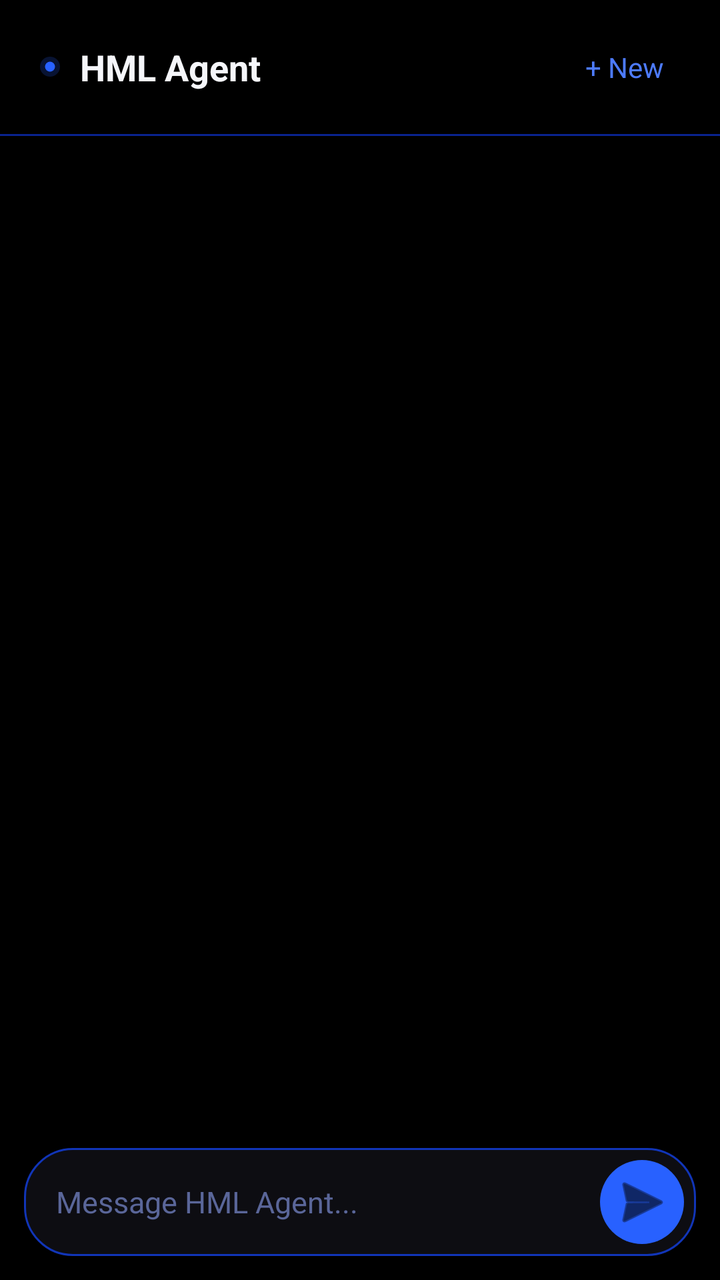
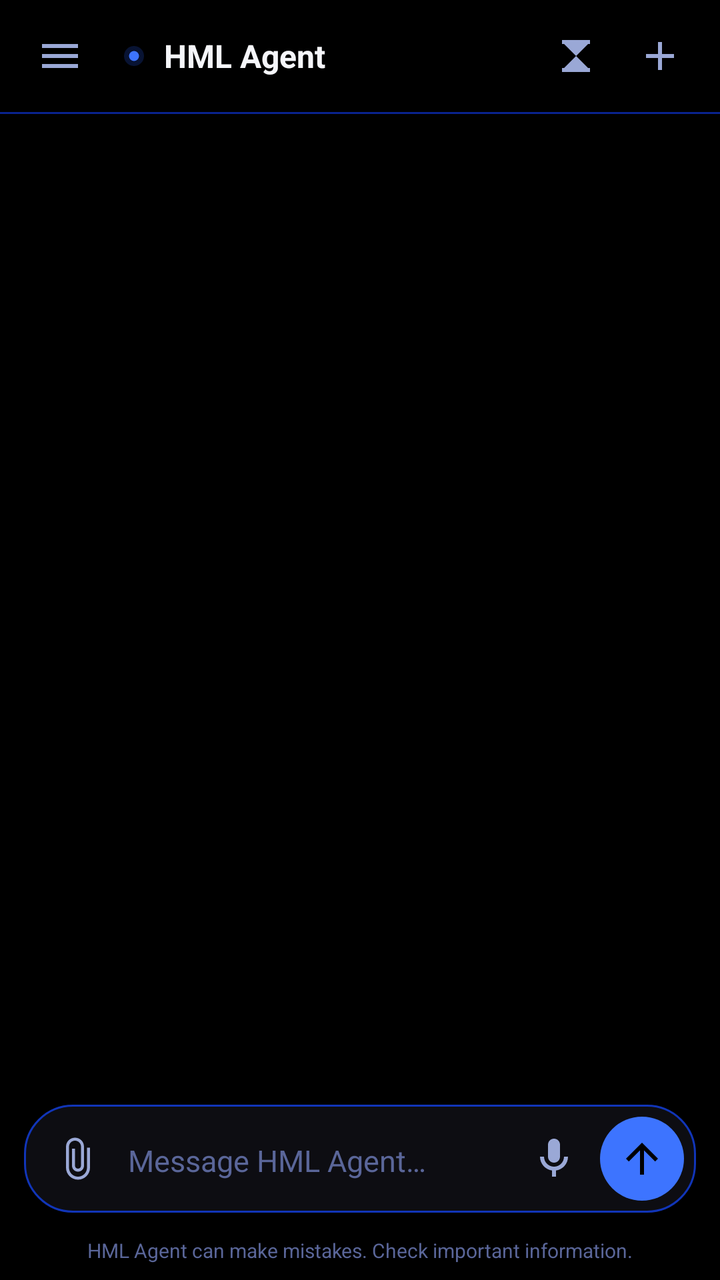

Before-and-after screenshots of an Android layout around one commit, followed by the original layout XML and the change that was made.
<!-- AndroidManifest.xml: application theme Theme.HMLAgent -->
<!-- res/layout/activity_main.xml -->
<?xml version="1.0" encoding="utf-8"?>
<androidx.constraintlayout.widget.ConstraintLayout xmlns:android="http://schemas.android.com/apk/res/android"
    xmlns:app="http://schemas.android.com/apk/res-auto"
    android:layout_width="match_parent"
    android:layout_height="match_parent"
    android:background="@color/bg_black">

    
    <LinearLayout
        android:id="@+id/topBar"
        android:layout_width="0dp"
        android:layout_height="wrap_content"
        android:orientation="horizontal"
        android:gravity="center_vertical"
        android:paddingHorizontal="20dp"
        android:paddingVertical="16dp"
        android:background="@color/bg_black"
        app:layout_constraintTop_toTopOf="parent"
        app:layout_constraintStart_toStartOf="parent"
        app:layout_constraintEnd_toEndOf="parent">

        <ImageView
            android:layout_width="10dp"
            android:layout_height="10dp"
            android:layout_marginEnd="10dp"
            android:src="@drawable/status_dot_glow" />

        <TextView
            android:layout_width="0dp"
            android:layout_height="wrap_content"
            android:layout_weight="1"
            android:text="HML Agent"
            android:textColor="@color/text_primary"
            android:textSize="18sp"
            android:textStyle="bold" />

        <TextView
            android:id="@+id/newChatButton"
            android:layout_width="wrap_content"
            android:layout_height="wrap_content"
            android:text="+ New"
            android:textColor="@color/blue_glow"
            android:textSize="14sp"
            android:padding="8dp"
            android:clickable="true"
            android:focusable="true"
            android:background="?attr/selectableItemBackgroundBorderless" />

    </LinearLayout>

    <View
        android:id="@+id/topDivider"
        android:layout_width="0dp"
        android:layout_height="1dp"
        android:background="@color/blue_deeper"
        app:layout_constraintTop_toBottomOf="@id/topBar"
        app:layout_constraintStart_toStartOf="parent"
        app:layout_constraintEnd_toEndOf="parent" />

    
    <androidx.recyclerview.widget.RecyclerView
        android:id="@+id/messageList"
        android:layout_width="0dp"
        android:layout_height="0dp"
        android:clipToPadding="false"
        android:paddingHorizontal="16dp"
        android:paddingTop="16dp"
        android:paddingBottom="16dp"
        app:layout_constraintTop_toBottomOf="@id/topDivider"
        app:layout_constraintBottom_toTopOf="@id/composerWrap"
        app:layout_constraintStart_toStartOf="parent"
        app:layout_constraintEnd_toEndOf="parent" />

    
    <LinearLayout
        android:id="@+id/composerWrap"
        android:layout_width="0dp"
        android:layout_height="wrap_content"
        android:orientation="horizontal"
        android:gravity="center_vertical"
        android:background="@drawable/composer_bg"
        android:padding="6dp"
        android:layout_margin="12dp"
        app:layout_constraintBottom_toBottomOf="parent"
        app:layout_constraintStart_toStartOf="parent"
        app:layout_constraintEnd_toEndOf="parent">

        <EditText
            android:id="@+id/messageInput"
            android:layout_width="0dp"
            android:layout_height="wrap_content"
            android:layout_weight="1"
            android:layout_marginStart="10dp"
            android:background="@null"
            android:hint="Message HML Agent..."
            android:textColorHint="@color/text_muted"
            android:textColor="@color/text_primary"
            android:textSize="15sp"
            android:maxLines="5"
            android:inputType="textMultiLine|textCapSentences"
            android:paddingVertical="10dp" />

        <ImageButton
            android:id="@+id/sendButton"
            android:layout_width="42dp"
            android:layout_height="42dp"
            android:background="@drawable/send_button_bg"
            android:src="@android:drawable/ic_menu_send"
            android:contentDescription="Send"
            android:tint="@color/bg_black"
            android:padding="10dp" />

    </LinearLayout>

</androidx.constraintlayout.widget.ConstraintLayout>
<!-- resources referenced by this layout -->
<resources>
  <color name="blue_glow">#4d7bff</color>
  <color name="blue_bright">#2861ff</color>
  <!-- unchanged entries left out for length: 10 -->
</resources>

<!-- the commit's change to res/layout/activity_main.xml (unified diff, before → after) -->
@@ -1,115 +1,375 @@
 <?xml version="1.0" encoding="utf-8"?>
-<androidx.constraintlayout.widget.ConstraintLayout xmlns:android="http://schemas.android.com/apk/res/android"
+<androidx.drawerlayout.widget.DrawerLayout xmlns:android="http://schemas.android.com/apk/res/android"
     xmlns:app="http://schemas.android.com/apk/res-auto"
+    android:id="@+id/drawerLayout"
     android:layout_width="match_parent"
-    android:layout_height="match_parent"
-    android:background="@color/bg_black">
+    android:layout_height="match_parent">
+
+    
+    <androidx.constraintlayout.widget.ConstraintLayout
+        android:layout_width="match_parent"
+        android:layout_height="match_parent"
+        android:background="@color/bg_black">
+
+        
+        <LinearLayout
+            android:id="@+id/topBar"
+            android:layout_width="0dp"
+            android:layout_height="wrap_content"
+            android:orientation="horizontal"
+            android:gravity="center_vertical"
+            android:paddingHorizontal="10dp"
+            android:paddingVertical="8dp"
+            android:background="@color/bg_black"
+            app:layout_constraintTop_toTopOf="parent"
+            app:layout_constraintStart_toStartOf="parent"
+            app:layout_constraintEnd_toEndOf="parent">
+
+            
+            <ImageButton
+                android:id="@+id/menuButton"
+                android:layout_width="40dp"
+                android:layout_height="40dp"
+                android:background="@drawable/icon_btn_bg"
+                android:padding="9dp"
+                android:src="@drawable/ic_menu"
+                android:tint="@color/text_secondary"
+                android:contentDescription="@string/recent" />
+
+            <ImageView
+                android:layout_width="10dp"
+                android:layout_height="10dp"
+                android:layout_marginStart="12dp"
+                android:layout_marginEnd="10dp"
+                android:src="@drawable/status_dot_glow" />
+
+            <TextView
+                android:layout_width="0dp"
+                android:layout_height="wrap_content"
+                android:layout_weight="1"
+                android:text="@string/app_name"
+                android:textColor="@color/text_primary"
+                android:textSize="16sp"
+                android:textStyle="bold" />
+
+            
+            <ImageButton
+                android:id="@+id/temporaryChatButton"
+                android:layout_width="40dp"
+                android:layout_height="40dp"
+                android:layout_marginEnd="2dp"
+                android:background="@drawable/icon_btn_bg"
+                android:padding="9dp"
+                android:src="@drawable/ic_temporary"
+                android:tint="@color/text_secondary"
+                android:contentDescription="@string/temporary_chat" />
+
+            <ImageButton
+                android:id="@+id/newChatButton"
+                android:layout_width="40dp"
+                android:layout_height="40dp"
+                android:background="@drawable/icon_btn_bg"
+                android:padding="9dp"
+                android:src="@drawable/ic_add"
+                android:tint="@color/text_secondary"
+                android:contentDescription="@string/new_chat" />
+
+        </LinearLayout>
+
+        <View
+            android:id="@+id/topDivider"
+            android:layout_width="0dp"
+            android:layout_height="1dp"
+            android:background="@color/blue_deeper"
+            app:layout_constraintTop_toBottomOf="@id/topBar"
+            app:layout_constraintStart_toStartOf="parent"
+            app:layout_constraintEnd_toEndOf="parent" />
+
+        
+        <TextView
+            android:id="@+id/temporaryBanner"
+            android:layout_width="0dp"
+            android:layout_height="wrap_content"
+            android:layout_marginHorizontal="12dp"
+            android:layout_marginTop="10dp"
+            android:background="@drawable/chip_bg"
+            android:gravity="center"
+            android:paddingVertical="7dp"
+            android:text="@string/temporary_chat_banner"
+            android:textColor="@color/text_secondary"
+            android:textSize="12sp"
+            android:visibility="gone"
+            app:layout_constraintTop_toBottomOf="@id/topDivider"
+            app:layout_constraintStart_toStartOf="parent"
+            app:layout_constraintEnd_toEndOf="parent" />
+
+        
+        <androidx.recyclerview.widget.RecyclerView
+            android:id="@+id/messageList"
+            android:layout_width="0dp"
+            android:layout_height="0dp"
+            android:clipToPadding="false"
+            android:paddingHorizontal="16dp"
+            android:paddingTop="16dp"
+            android:paddingBottom="16dp"
+            app:layout_constraintTop_toBottomOf="@id/temporaryBanner"
+            app:layout_constraintBottom_toTopOf="@id/composerContainer"
+            app:layout_constraintStart_toStartOf="parent"
+            app:layout_constraintEnd_toEndOf="parent" />
+
+        
+        <LinearLayout
+            android:id="@+id/composerContainer"
+            android:layout_width="0dp"
+            android:layout_height="wrap_content"
+            android:orientation="vertical"
+            app:layout_constraintBottom_toBottomOf="parent"
+            app:layout_constraintStart_toStartOf="parent"
+            app:layout_constraintEnd_toEndOf="parent">
+
+            <HorizontalScrollView
+                android:id="@+id/attachmentsScroll"
+                android:layout_width="match_parent"
+                android:layout_height="wrap_content"
+                android:layout_marginHorizontal="12dp"
+                android:layout_marginBottom="6dp"
+                android:visibility="gone"
+                android:scrollbars="none">
+
+                <LinearLayout
+                    android:id="@+id/attachmentsPreview"
+                    android:layout_width="wrap_content"
+                    android:layout_height="wrap_content"
+                    android:orientation="horizontal" />
+            </HorizontalScrollView>
+
+            <LinearLayout
+                android:id="@+id/composerWrap"
+                android:layout_width="match_parent"
+                android:layout_height="wrap_content"
+                android:orientation="horizontal"
+                android:gravity="bottom"
+                android:background="@drawable/composer_bg"
+                android:padding="6dp"
+                android:layout_marginHorizontal="12dp"
+                android:layout_marginBottom="12dp">
+
+                
+                <ImageButton
+                    android:id="@+id/attachButton"
+                    android:layout_width="42dp"
+                    android:layout_height="42dp"
+                    android:layout_gravity="bottom"
+                    android:background="@drawable/icon_btn_bg"
+                    android:padding="10dp"
+                    android:src="@drawable/ic_attach"
+                    android:tint="@color/text_secondary"
+                    android:contentDescription="@string/attach_file" />
+
+                <EditText
+                    android:id="@+id/messageInput"
+                    android:layout_width="0dp"
+                    android:layout_height="wrap_content"
+                    android:layout_weight="1"
+                    android:layout_marginStart="4dp"
+                    android:background="@null"
+                    android:hint="@string/message_hint"
+                    android:textColorHint="@color/text_muted"
+                    android:textColor="@color/text_primary"
+                    android:textSize="15sp"
+                    android:maxLines="5"
+                    android:inputType="textMultiLine|textCapSentences"
+                    android:paddingVertical="10dp" />
+
+                
+                <ImageButton
+                    android:id="@+id/micButton"
+                    android:layout_width="42dp"
+                    android:layout_height="42dp"
+                    android:layout_gravity="bottom"
+                    android:background="@drawable/icon_btn_bg"
+                    android:padding="10dp"
+                    android:src="@drawable/ic_mic"
+                    android:tint="@color/text_secondary"
+                    android:contentDescription="@string/voice_input" />
+
+                <ImageButton
+                    android:id="@+id/sendButton"
+                    android:layout_width="42dp"
+                    android:layout_height="42dp"
+                    android:layout_gravity="bottom"
+                    android:layout_marginStart="2dp"
+                    android:background="@drawable/send_button_bg"
+                    android:src="@drawable/ic_send"
+                    android:contentDescription="@string/send"
+                    android:tint="@color/bg_black"
+                    android:padding="10dp" />
+
+            </LinearLayout>
+
+            <TextView
+                android:layout_width="match_parent"
+                android:layout_height="wrap_content"
+                android:layout_marginBottom="8dp"
+                android:gravity="center"
+                android:text="@string/disclaimer_footer"
+                android:textColor="@color/text_muted"
+                android:textSize="10sp" />
+
+        </LinearLayout>
+
+    </androidx.constraintlayout.widget.ConstraintLayout>
 
     
     <LinearLayout
-        android:id="@+id/topBar"
-        android:layout_width="0dp"
-        android:layout_height="wrap_content"
-        android:orientation="horizontal"
-        android:gravity="center_vertical"
-        android:paddingHorizontal="20dp"
-        android:paddingVertical="16dp"
-        android:background="@color/bg_black"
-        app:layout_constraintTop_toTopOf="parent"
-        app:layout_constraintStart_toStartOf="parent"
-        app:layout_constraintEnd_toEndOf="parent">
-
-        <ImageView
-            android:layout_width="10dp"
-            android:layout_height="10dp"
-            android:layout_marginEnd="10dp"
-            android:src="@drawable/status_dot_glow" />
+        android:layout_width="280dp"
+        android:layout_height="match_parent"
+        android:layout_gravity="start"
+        android:orientation="vertical"
+        android:background="@color/drawer_bg"
+        android:paddingHorizontal="14dp"
+        android:paddingTop="20dp"
+        android:paddingBottom="14dp"
+        android:elevation="8dp"
+        android:fitsSystemWindows="true">
+
+        <LinearLayout
+            android:layout_width="wrap_content"
+            android:layout_height="wrap_content"
+            android:orientation="horizontal"
+            android:gravity="center_vertical"
+            android:paddingHorizontal="4dp"
+            android:paddingBottom="18dp">
+
+            <FrameLayout
+                android:layout_width="32dp"
+                android:layout_height="32dp"
+                android:background="@drawable/brand_mark_bg">
+
+                <TextView
+                    android:layout_width="wrap_content"
+                    android:layout_height="wrap_content"
+                    android:layout_gravity="center"
+                    android:text="H"
+                    android:textColor="#FFFFFF"
+                    android:textSize="14sp"
+                    android:textStyle="bold" />
+            </FrameLayout>
+
+            <TextView
+                android:layout_width="wrap_content"
+                android:layout_height="wrap_content"
+                android:layout_marginStart="10dp"
+                android:text="@string/app_name"
+                android:textColor="@color/text_primary"
+                android:textSize="15sp"
+                android:textStyle="bold" />
+        </LinearLayout>
+
+        <LinearLayout
+            android:id="@+id/drawerNewChat"
+            android:layout_width="match_parent"
+            android:layout_height="44dp"
+            android:orientation="horizontal"
+            android:gravity="center"
+            android:background="@drawable/new_chat_bg"
+            android:clickable="true"
+            android:focusable="true">
+
+            <ImageView
+                android:layout_width="16dp"
+                android:layout_height="16dp"
+                android:src="@drawable/ic_add"
+                android:tint="#FFFFFF" />
+
+            <TextView
+                android:layout_width="wrap_content"
+                android:layout_height="wrap_content"
+                android:layout_marginStart="8dp"
+                android:text="@string/new_chat"
+                android:textColor="#FFFFFF"
+                android:textSize="14sp"
+                android:textStyle="bold" />
+        </LinearLayout>
 
         <TextView
-            android:layout_width="0dp"
-            android:layout_height="wrap_content"
+            android:layout_width="wrap_content"
+            android:layout_height="wrap_content"
+            android:layout_marginTop="22dp"
+            android:layout_marginBottom="8dp"
+            android:paddingHorizontal="7dp"
+            android:text="@string/recent"
+            android:textColor="@color/blue_deeper"
+            android:textSize="11sp"
+            android:textStyle="bold"
+            android:letterSpacing="0.1" />
+
+        <androidx.recyclerview.widget.RecyclerView
+            android:id="@+id/historyList"
+            android:layout_width="match_parent"
+            android:layout_height="0dp"
             android:layout_weight="1"
-            android:text="HML Agent"
-            android:textColor="@color/text_primary"
-            android:textSize="18sp"
-            android:textStyle="bold" />
-
-        <TextView
-            android:id="@+id/newChatButton"
-            android:layout_width="wrap_content"
-            android:layout_height="wrap_content"
-            android:text="+ New"
-            android:textColor="@color/blue_glow"
-            android:textSize="14sp"
+            android:clipToPadding="false" />
+
+        <View
+            android:layout_width="match_parent"
+            android:layout_height="1dp"
+            android:layout_marginBottom="10dp"
+            android:background="@color/line" />
+
+        <LinearLayout
+            android:id="@+id/accountRow"
+            android:layout_width="match_parent"
+            android:layout_height="wrap_content"
+            android:orientation="horizontal"
+            android:gravity="center_vertical"
             android:padding="8dp"
+            android:background="@drawable/history_item_bg"
             android:clickable="true"
-            android:focusable="true"
-            android:background="?attr/selectableItemBackgroundBorderless" />
+            android:focusable="true">
+
+            <FrameLayout
+                android:layout_width="32dp"
+                android:layout_height="32dp"
+                android:background="@drawable/avatar_bg">
+
+                <TextView
+                    android:id="@+id/accountInitial"
+                    android:layout_width="wrap_content"
+                    android:layout_height="wrap_content"
+                    android:layout_gravity="center"
+                    android:text="A"
+                    android:textColor="@color/text_primary"
+                    android:textSize="12sp"
+                    android:textStyle="bold" />
+            </FrameLayout>
+
+            <LinearLayout
+                android:layout_width="0dp"
+                android:layout_height="wrap_content"
+                android:layout_weight="1"
+                android:layout_marginStart="10dp"
+                android:orientation="vertical">
+
+                <TextView
+                    android:id="@+id/accountName"
+                    android:layout_width="wrap_content"
+                    android:layout_height="wrap_content"
+                    android:text="My Agent"
+                    android:textColor="@color/text_primary"
+                    android:textSize="12sp"
+                    android:textStyle="bold" />
+
+                <TextView
+                    android:id="@+id/accountSubtitle"
+                    android:layout_width="wrap_content"
+                    android:layout_height="wrap_content"
+                    android:text="Personal workspace"
+                    android:textColor="@color/text_muted"
+                    android:textSize="10sp" />
+            </LinearLayout>
+        </LinearLayout>
 
     </LinearLayout>
 
-    <View
-        android:id="@+id/topDivider"
-        android:layout_width="0dp"
-        android:layout_height="1dp"
-        android:background="@color/blue_deeper"
-        app:layout_constraintTop_toBottomOf="@id/topBar"
-        app:layout_constraintStart_toStartOf="parent"
-        app:layout_constraintEnd_toEndOf="parent" />
-
-    
-    <androidx.recyclerview.widget.RecyclerView
-        android:id="@+id/messageList"
-        android:layout_width="0dp"
-        android:layout_height="0dp"
-        android:clipToPadding="false"
-        android:paddingHorizontal="16dp"
-        android:paddingTop="16dp"
-        android:paddingBottom="16dp"
-        app:layout_constraintTop_toBottomOf="@id/topDivider"
-        app:layout_constraintBottom_toTopOf="@id/composerWrap"
-        app:layout_constraintStart_toStartOf="parent"
-        app:layout_constraintEnd_toEndOf="parent" />
-
-    
-    <LinearLayout
-        android:id="@+id/composerWrap"
-        android:layout_width="0dp"
-        android:layout_height="wrap_content"
-        android:orientation="horizontal"
-        android:gravity="center_vertical"
-        android:background="@drawable/composer_bg"
-        android:padding="6dp"
-        android:layout_margin="12dp"
-        app:layout_constraintBottom_toBottomOf="parent"
-        app:layout_constraintStart_toStartOf="parent"
-        app:layout_constraintEnd_toEndOf="parent">
-
-        <EditText
-            android:id="@+id/messageInput"
-            android:layout_width="0dp"
-            android:layout_height="wrap_content"
-            android:layout_weight="1"
-            android:layout_marginStart="10dp"
-            android:background="@null"
-            android:hint="Message HML Agent..."
-            android:textColorHint="@color/text_muted"
-            android:textColor="@color/text_primary"
-            android:textSize="15sp"
-            android:maxLines="5"
-            android:inputType="textMultiLine|textCapSentences"
-            android:paddingVertical="10dp" />
-
-        <ImageButton
-            android:id="@+id/sendButton"
-            android:layout_width="42dp"
-            android:layout_height="42dp"
-            android:background="@drawable/send_button_bg"
-            android:src="@android:drawable/ic_menu_send"
-            android:contentDescription="Send"
-            android:tint="@color/bg_black"
-            android:padding="10dp" />
-
-    </LinearLayout>
-
-</androidx.constraintlayout.widget.ConstraintLayout>
+</androidx.drawerlayout.widget.DrawerLayout>
<!-- resource entries referenced after the edit -->
@@ -1,7 +1,125 @@
 <!-- resources referenced by this layout -->
 <resources>
-  <color name="blue_glow">#4d7bff</color>
-  <color name="blue_bright">#2861ff</color>
+  <color name="drawer_bg">#000000</color>
+  <color name="line">#471135B8</color>
+  <color name="text_secondary">#9AA8D6</color>
+  <!-- drawable avatar_bg (drawable) -->
+  <shape xmlns:android="http://schemas.android.com/apk/res/android"
+      android:shape="oval">
+      <solid android:color="@color/bg_black" />
+      <stroke android:width="1dp" android:color="@color/line" />
+  </shape>
+  <!-- drawable brand_mark_bg (drawable) -->
+  <shape xmlns:android="http://schemas.android.com/apk/res/android"
+      android:shape="rectangle">
+      <gradient
+          android:angle="135"
+          android:startColor="#123ED1"
+          android:endColor="#071D78" />
+      <corners android:radius="11dp" />
+  </shape>
+  <!-- drawable chip_bg (drawable) -->
+  <shape xmlns:android="http://schemas.android.com/apk/res/android"
+      android:shape="rectangle">
+      <solid android:color="@color/chip_bg" />
+      <corners android:radius="10dp" />
+      <stroke android:width="1dp" android:color="@color/line" />
+  </shape>
+  <!-- drawable history_item_bg (drawable) -->
+  <selector xmlns:android="http://schemas.android.com/apk/res/android">
+      <item android:state_activated="true">
+          <shape android:shape="rectangle">
+              <solid android:color="@color/hover_tint" />
+              <corners android:radius="9dp" />
+          </shape>
+      </item>
+      <item>
+          <ripple android:color="@color/hover_tint">
+              <item>
+                  <shape android:shape="rectangle">
+                      <solid android:color="@android:color/transparent" />
+                      <corners android:radius="9dp" />
+                  </shape>
+              </item>
+          </ripple>
+      </item>
+  </selector>
+  <!-- drawable ic_add (drawable) -->
+  <vector xmlns:android="http://schemas.android.com/apk/res/android"
+      android:width="24dp" android:height="24dp"
+      android:viewportWidth="24" android:viewportHeight="24">
+      <path android:fillColor="#FFFFFFFF"
+          android:pathData="M19,13h-6v6h-2v-6H5v-2h6V5h2v6h6v2z"/>
+  </vector>
+  <!-- drawable ic_attach (drawable) -->
+  <vector xmlns:android="http://schemas.android.com/apk/res/android"
+      android:width="24dp" android:height="24dp"
+      android:viewportWidth="24" android:viewportHeight="24">
+      <path android:fillColor="#FFFFFFFF"
+          android:pathData="M16.5,6.5v10c0,2.48,-2.02,4.5,-4.5,4.5S7.5,18.98,7.5,16.5V6c0,-1.66,1.34,-3,3,-3s3,1.34,3,3v9.5c0,0.83,-0.67,1.5,-1.5,1.5S10.5,16.33,10.5,15.5V7H9v8.5c0,1.66,1.34,3,3,3s3,-1.34,3,-3V6c0,-2.49,-2.01,-4.5,-4.5,-4.5S6,3.51,6,6v10.5c0,3.31,2.69,6,6,6s6,-2.69,6,-6v-10H16.5z"/>
+  </vector>
+  <!-- drawable ic_menu (drawable) -->
+  <vector xmlns:android="http://schemas.android.com/apk/res/android"
+      android:width="24dp" android:height="24dp"
+      android:viewportWidth="24" android:viewportHeight="24">
+      <path android:fillColor="#FFFFFFFF"
+          android:pathData="M3,18h18v-2H3v2zM3,13h18v-2H3v2zM3,6v2h18V6H3z"/>
+  </vector>
+  <!-- drawable ic_mic (drawable) -->
+  <vector xmlns:android="http://schemas.android.com/apk/res/android"
+      android:width="24dp" android:height="24dp"
+      android:viewportWidth="24" android:viewportHeight="24">
+      <path android:fillColor="#FFFFFFFF"
+          android:pathData="M12,14c1.66,0 3,-1.34 3,-3L15,5c0,-1.66 -1.34,-3 -3,-3S9,3.34 9,5v6c0,1.66 1.34,3 3,3z"/>
+      <path android:fillColor="#FFFFFFFF"
+          android:pathData="M17,11c0,2.76 -2.24,5 -5,5s-5,-2.24 -5,-5L5,11c0,3.53 2.61,6.43 6,6.92L11,21h2v-3.08c3.39,-0.49 6,-3.39 6,-6.92h-2z"/>
+  </vector>
+  <!-- drawable ic_send (drawable) -->
+  <vector xmlns:android="http://schemas.android.com/apk/res/android"
+      android:width="24dp" android:height="24dp"
+      android:viewportWidth="24" android:viewportHeight="24">
+      <path android:fillColor="#FFFFFFFF"
+          android:pathData="M4,12l1.41,1.41L11,7.83V20h2L13,7.83l5.58,5.59L20,12l-8,-8l-8,8z"/>
+  </vector>
+  <!-- drawable ic_temporary (drawable) -->
+  <vector xmlns:android="http://schemas.android.com/apk/res/android"
+      android:width="24dp" android:height="24dp"
+      android:viewportWidth="24" android:viewportHeight="24">
+      <path android:fillColor="#FFFFFFFF"
+          android:pathData="M5,4h14v2h-14z M6,6L18,6L12,12Z M6,18L18,18L12,12Z M5,18h14v2h-14z"/>
+  </vector>
+  <!-- drawable icon_btn_bg (drawable) -->
+  <ripple xmlns:android="http://schemas.android.com/apk/res/android"
+      android:color="@color/hover_tint">
+      <item>
+          <shape android:shape="rectangle">
+              <solid android:color="@android:color/transparent" />
+              <corners android:radius="10dp" />
+          </shape>
+      </item>
+  </ripple>
+  <!-- drawable new_chat_bg (drawable) -->
+  <shape xmlns:android="http://schemas.android.com/apk/res/android"
+      android:shape="rectangle">
+      <gradient
+          android:angle="135"
+          android:startColor="@color/blue_deep"
+          android:endColor="@color/blue_deeper" />
+      <corners android:radius="12dp" />
+  </shape>
+  <string name="app_name">HML Agent</string>
+  <string name="attach_file">Attach file</string>
+  <string name="disclaimer_footer">HML Agent can make mistakes. Check important information.</string>
+  <string name="message_hint">Message HML Agent…</string>
+  <string name="new_chat">New chat</string>
+  <string name="recent">Recent</string>
+  <string name="send">Send</string>
+  <string name="temporary_chat">Temporary chat</string>
+  <string name="temporary_chat_banner">Temporary chat — won\'t be saved to history</string>
+  <string name="voice_input">Voice input</string>
+  <color name="chip_bg">#0D0D12</color>
+  <color name="hover_tint">#1F1135B8</color>
+  <color name="blue_bright">#3D74FF</color>
   <!-- unchanged entries left out for length: 10 -->
 </resources>
 
